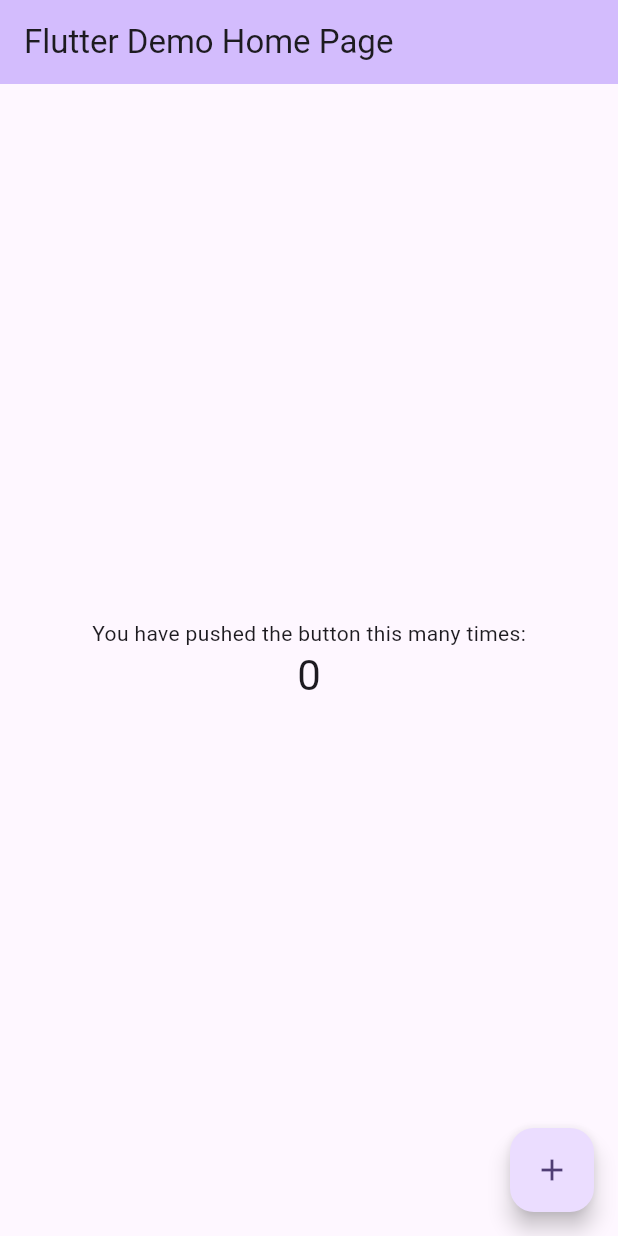
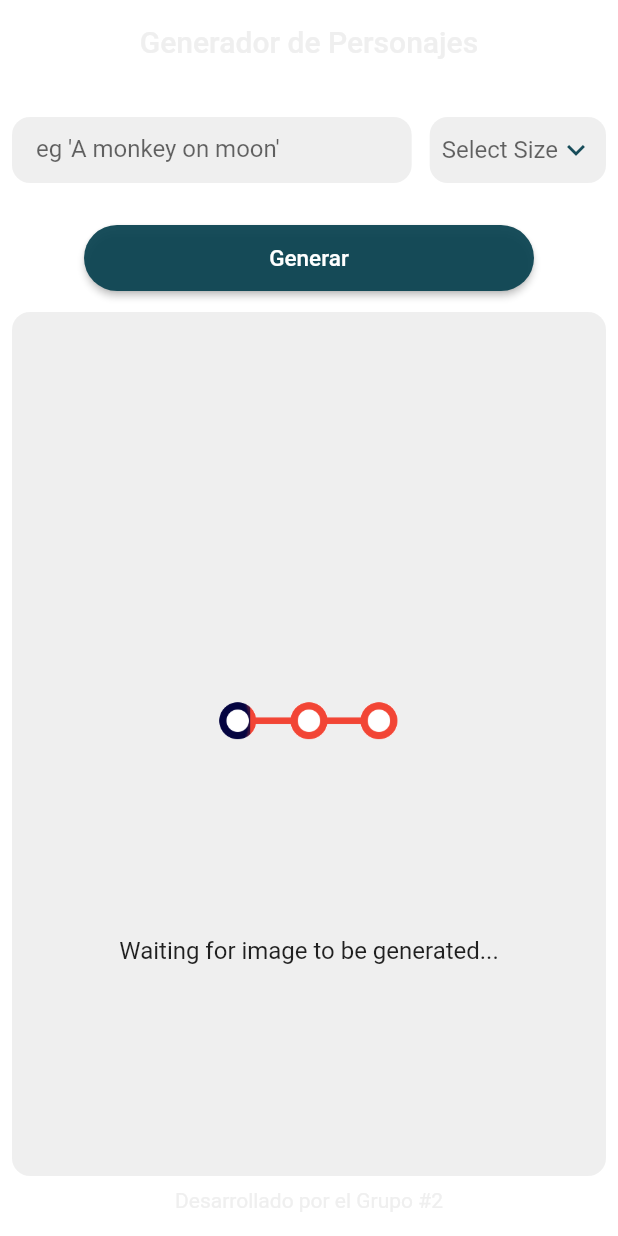
Before and after one commit to DanielGCh1/lab_5_moviles, a Flutter app: the screen it shows after launch, on a phone screen of 412 x 824 dp. Run offline on Flutter 3.47's test engine with Material 2 defaults, Android fonts, the phone set to English and light mode, and no system bars; our stand-ins replace flutter_dotenv; Roboto replaces fonts that are missing (arial).

Commit message:
Genera imagenes a partir de un texto
Codigo sucio, falta diseno, separar ventanas, colocar combobox y concatenar

```diff
--- /dev/null
+++ b/lab_5/lib/api_key.dart
@@ -0,0 +1 @@
+const apiKey = "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";
--- /dev/null
+++ b/lab_5/lib/api_services.dart
@@ -0,0 +1,28 @@
+import 'dart:convert';
+
+import 'package:http/http.dart' as http;
+import 'package:lab_5/api_key.dart';
+
+class Api {
+  static final url = Uri.parse("https://api.openai.com/v1/images/generations");
+
+  static final headers = {
+    "Content-Type": "application/json",
+    "Authorization": "Bearer $apiKey"
+  };
+
+  static generateImage(String text, String size) async {
+    var res = await http.post(
+      url,
+      headers: headers,
+      body: jsonEncode({"prompt": text, "n": 1, "size": size}),
+    );
+
+    if (res.statusCode == 200) {
+      var data = jsonDecode(res.body.toString());
+      return data['data'][0]['url'].toString();
+    } else {
+      print("Failed to fetch image");
+    }
+  }
+}
--- /dev/null
+++ b/lab_5/lib/colors.dart
@@ -0,0 +1,5 @@
+import 'package:flutter/material.dart';
+
+const bgColor = Color(0x1F1F1F);
+const btnColor = Color.fromARGB(241, 12, 68, 81);
+const whiteColor = Color.fromARGB(255, 239, 239, 239);
--- /dev/null
+++ b/lab_5/lib/home_screen.dart
@@ -0,0 +1,195 @@
+import 'package:flutter/material.dart';
+import 'package:lab_5/colors.dart';
+
+import 'api_services.dart';
+
+class HomeScreen extends StatefulWidget {
+  const HomeScreen({super.key});
+
+  @override
+  State<HomeScreen> createState() => _HomeScreenState();
+}
+
+class _HomeScreenState extends State<HomeScreen> {
+  var sizes = ["Small", "Medium", "Large"];
+  var values = ["256x256", "512x512", "1024x1024"];
+  var genre = ["Chica", "Chico"];
+  var hairColor = [
+    "Azul",
+    "Verde",
+    "Amarillo",
+    "Naranjado",
+    "Cafe",
+    "Negro",
+    "Morado"
+  ];
+  var eyesColor = ["Azules", "Verdes", "Cafe", "Negros", "Morados"];
+  var hairLenght = ["Largo", "Corto", "Medio"];
+  var skinColor = ["Blanco", "Moreno"];
+  String? dropValue;
+  String? dropGenre;
+  String? dropHairColor;
+  String? dropEyesColor;
+  String? dropHairLenght;
+  String? dropSkinColor;
+  var textController = TextEditingController();
+  String image = '';
+  var isLoaded = false;
+
+  @override
+  Widget build(BuildContext context) {
+    return Scaffold(
+      resizeToAvoidBottomInset: false,
+      appBar: AppBar(
+        centerTitle: true,
+        title: Text(
+          "Generador de Personajes",
+          style: TextStyle(
+            fontFamily: "arial",
+            color: whiteColor,
+          ),
+        ),
+      ),
+      body: Padding(
+        padding: const EdgeInsets.all(8.0),
+        child: Column(
+          children: [
+            Expanded(
+              child: Column(
+                mainAxisAlignment: MainAxisAlignment.spaceAround,
+                children: [
+                  Row(
+                    children: [
+                      Expanded(
+                        child: Container(
+                          height: 44,
+                          padding: const EdgeInsets.symmetric(
+                              horizontal: 16, vertical: 4),
+                          decoration: BoxDecoration(
+                            color: whiteColor,
+                            borderRadius: BorderRadius.circular(12),
+                          ),
+                          child: TextFormField(
+                            controller: textController,
+                            decoration: const InputDecoration(
+                              hintText: "eg 'A monkey on moon' ",
+                              border: InputBorder.none,
+                            ),
+                          ),
+                        ),
+                      ),
+                      const SizedBox(width: 12),
+                      Container(
+                        height: 44,
+                        padding: const EdgeInsets.symmetric(
+                            horizontal: 8, vertical: 2),
+                        decoration: BoxDecoration(
+                          color: whiteColor,
+                          borderRadius: BorderRadius.circular(12),
+                        ),
+                        child: DropdownButtonHideUnderline(
+                          child: DropdownButton(
+                            icon:
+                                const Icon(Icons.expand_more, color: btnColor),
+                            value: dropValue,
+                            hint: const Text("Select Size"),
+                            items: List.generate(
+                              sizes.length,
+                              (index) => DropdownMenuItem(
+                                child: Text(sizes[index]),
+                                value: values[index],
+                              ),
+                            ),
+                            onChanged: (value) {
+                              setState(() {
+                                dropValue = value.toString();
+                              });
+                            },
+                          ),
+                        ),
+                      )
+                    ],
+                  ),
+                  SizedBox(
+                    width: 300,
+                    height: 44,
+                    child: ElevatedButton(
+                        style: ElevatedButton.styleFrom(
+                            backgroundColor: btnColor,
+                            shape: const StadiumBorder()),
+                        onPressed: () async {
+                          if (textController.text.isNotEmpty &&
+                              dropValue!.isNotEmpty) {
+                            setState(() {
+                              isLoaded = false;
+                            });
+                            image = await Api.generateImage(
+                                textController.text, dropValue!);
+                            setState(() {
+                              isLoaded = true;
+                            });
+                          } else {
+                            ScaffoldMessenger.of(context).showSnackBar(
+                              const SnackBar(
+                                content: Text("Please pass the query and size"),
+                              ),
+                            );
+                          }
+                        },
+                        child: const Text(
+                          "Generar",
+                          style: TextStyle(fontSize: 15),
+                        )),
+                  ),
+                ],
+              ),
+            ),
+            Expanded(
+              flex: 4,
+              child: isLoaded
+                  ? Column(
+                      mainAxisAlignment: MainAxisAlignment.center,
+                      children: [
+                        Container(
+                          clipBehavior: Clip.antiAlias,
+                          decoration: BoxDecoration(
+                            borderRadius: BorderRadius.circular(12),
+                          ),
+                          child: Image.network(
+                            image,
+                            fit: BoxFit.contain,
+                          ),
+                        )
+                      ],
+                    )
+                  : Container(
+                      alignment: Alignment.center,
+                      decoration: BoxDecoration(
+                        borderRadius: BorderRadius.circular(12),
+                        color: whiteColor,
+                      ),
+                      child: Column(
+                        mainAxisAlignment: MainAxisAlignment.center,
+                        children: [
+                          Image.asset('assets/loader.gif'),
+                          const SizedBox(height: 12),
+                          const Text(
+                            "Waiting for image to be generated...",
+                            style: TextStyle(fontSize: 16.0),
+                          )
+                        ],
+                      ),
+                    ),
+            ),
+            const Padding(
+                padding: EdgeInsets.all(8.0),
+                child: Text(
+                  "Desarrollado por el Grupo #2",
+                  style: TextStyle(color: whiteColor, fontSize: 14.0),
+                ))
+          ],
+        ),
+      ),
+    );
+  }
+}
--- a/lab_5/lib/main.dart
+++ b/lab_5/lib/main.dart
@@ -1,125 +1,28 @@
 import 'package:flutter/material.dart';
+import 'package:flutter_dotenv/flutter_dotenv.dart';
+import 'package:lab_5/colors.dart';
+import 'home_screen.dart';
 
-void main() {
+void main() async {
+  //await dotenv.load();
   runApp(const MyApp());
 }
 
 class MyApp extends StatelessWidget {
   const MyApp({super.key});
 
-  // This widget is the root of your application.
   @override
   Widget build(BuildContext context) {
     return MaterialApp(
-      title: 'Flutter Demo',
+      debugShowCheckedModeBanner: false,
+      home: const HomeScreen(),
+      title: 'Generador de personajes ChatGPT & DALL-E',
       theme: ThemeData(
-        // This is the theme of your application.
-        //
-        // TRY THIS: Try running your application with "flutter run". You'll see
-        // the application has a blue toolbar. Then, without quitting the app,
-        // try changing the seedColor in the colorScheme below to Colors.green
-        // and then invoke "hot reload" (save your changes or press the "hot
-        // reload" button in a Flutter-supported IDE, or press "r" if you used
-        // the command line to start the app).
-        //
-        // Notice that the counter didn't reset back to zero; the application
-        // state is not lost during the reload. To reset the state, use hot
-        // restart instead.
-        //
-        // This works for code too, not just values: Most code changes can be
-        // tested with just a hot reload.
-        colorScheme: ColorScheme.fromSeed(seedColor: Colors.deepPurple),
-        useMaterial3: true,
-      ),
-      home: const MyHomePage(title: 'Flutter Demo Home Page'),
+          scaffoldBackgroundColor: bgColor,
+          appBarTheme: const AppBarTheme(
+            backgroundColor: Colors.transparent,
+            elevation: 0.0,
+          )),
     );
   }
 }
-
-class MyHomePage extends StatefulWidget {
-  const MyHomePage({super.key, required this.title});
-
-  // This widget is the home page of your application. It is stateful, meaning
-  // that it has a State object (defined below) that contains fields that affect
-  // how it looks.
-
-  // This class is the configuration for the state. It holds the values (in this
-  // case the title) provided by the parent (in this case the App widget) and
-  // used by the build method of the State. Fields in a Widget subclass are
-  // always marked "final".
-
-  final String title;
-
-  @override
-  State<MyHomePage> createState() => _MyHomePageState();
-}
-
-class _MyHomePageState extends State<MyHomePage> {
-  int _counter = 0;
-
-  void _incrementCounter() {
-    setState(() {
-      // This call to setState tells the Flutter framework that something has
-      // changed in this State, which causes it to rerun the build method below
-      // so that the display can reflect the updated values. If we changed
-      // _counter without calling setState(), then the build method would not be
-      // called again, and so nothing would appear to happen.
-      _counter++;
-    });
-  }
-
-  @override
-  Widget build(BuildContext context) {
-    // This method is rerun every time setState is called, for instance as done
-    // by the _incrementCounter method above.
-    //
-    // The Flutter framework has been optimized to make rerunning build methods
-    // fast, so that you can just rebuild anything that needs updating rather
-    // than having to individually change instances of widgets.
-    return Scaffold(
-      appBar: AppBar(
-        // TRY THIS: Try changing the color here to a specific color (to
-        // Colors.amber, perhaps?) and trigger a hot reload to see the AppBar
-        // change color while the other colors stay the same.
-        backgroundColor: Theme.of(context).colorScheme.inversePrimary,
-        // Here we take the value from the MyHomePage object that was created by
-        // the App.build method, and use it to set our appbar title.
-        title: Text(widget.title),
-      ),
-      body: Center(
-        // Center is a layout widget. It takes a single child and positions it
-        // in the middle of the parent.
-        child: Column(
-          // Column is also a layout widget. It takes a list of children and
-          // arranges them vertically. By default, it sizes itself to fit its
-          // children horizontally, and tries to be as tall as its parent.
-          //
-          // Column has various properties to control how it sizes itself and
-          // how it positions its children. Here we use mainAxisAlignment to
-          // center the children vertically; the main axis here is the vertical
-          // axis because Columns are vertical (the cross axis would be
-          // horizontal).
-          //
-          // TRY THIS: Invoke "debug painting" (choose the "Toggle Debug Paint"
-          // action in the IDE, or press "p" in the console), to see the
-          // wireframe for each widget.
-          mainAxisAlignment: MainAxisAlignment.center,
-          children: <Widget>[
-            const Text(
-              'You have pushed the button this many times:',
-            ),
-            Text(
-              '$_counter',
-              style: Theme.of(context).textTheme.headlineMedium,
-            ),
-          ],
-        ),
-      ),
-      floatingActionButton: FloatingActionButton(
-        onPressed: _incrementCounter,
-        tooltip: 'Increment',
-        child: const Icon(Icons.add),
-      ), // This trailing comma makes auto-formatting nicer for build methods.
-    );
-  }
-}
```
Also changed, not shown: lab_5/pubspec.yaml (+7 -68 lines), lab_5/assets/loader.gif (added), lab_5/pubspec.lock, 2 other files.
